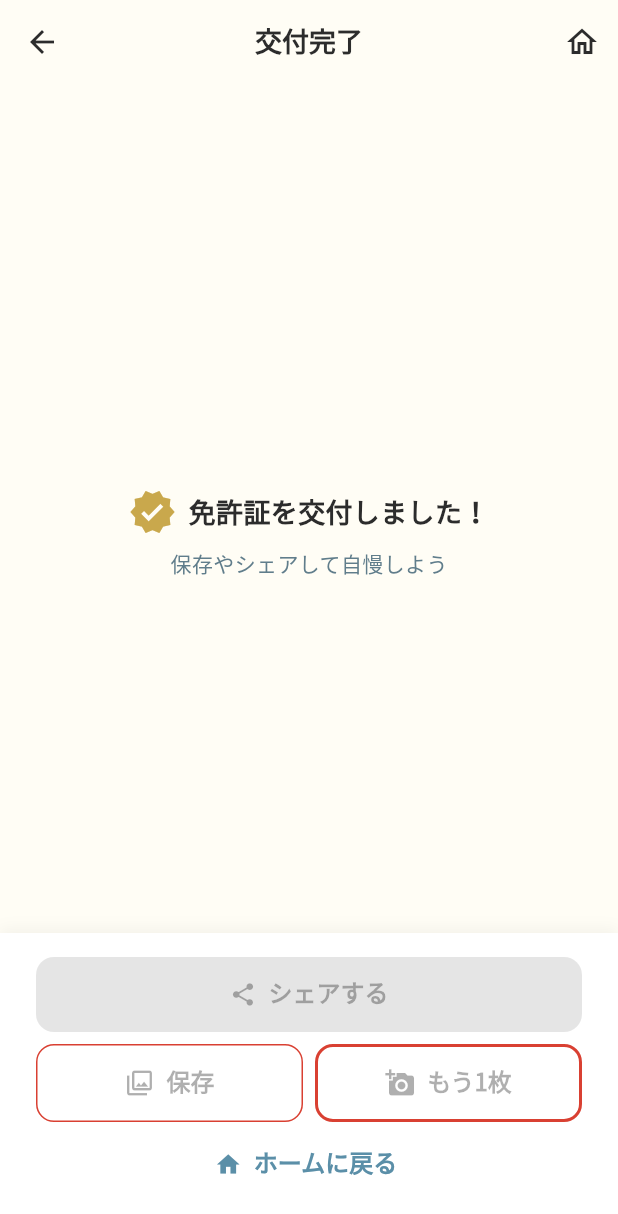
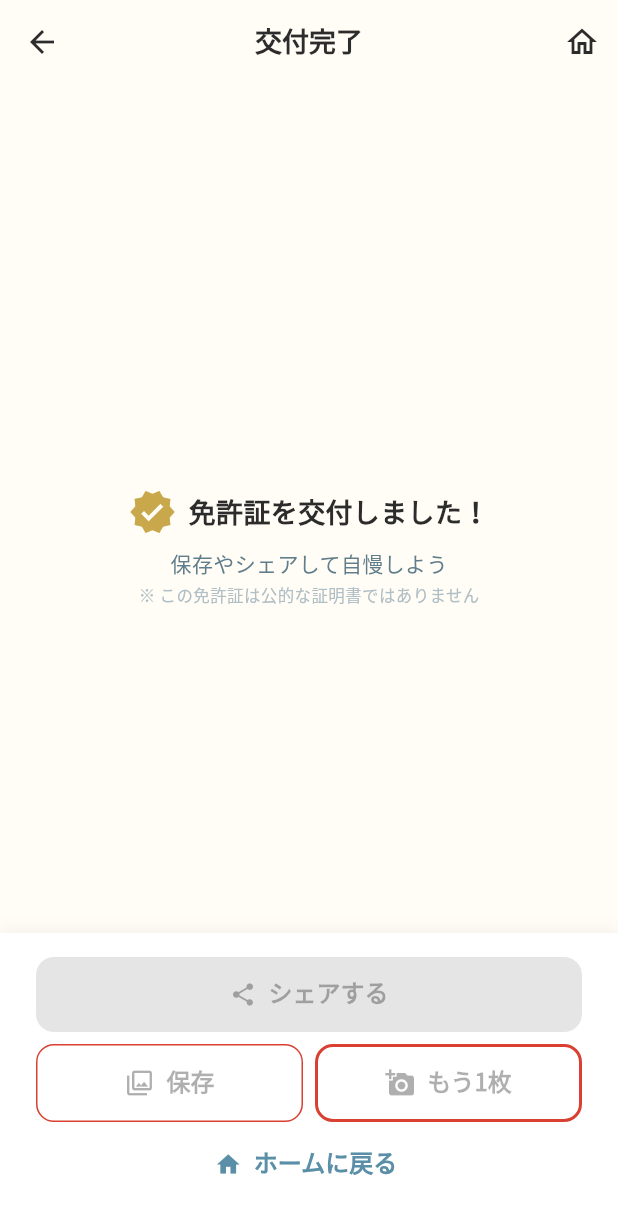
Before and after one commit to suqremer/mofumofu-license, a Flutter app: the PreviewScreen screen opened by its route, on a phone screen of 412 x 824 dp. Shown: the top 1214 px of the screen. Run offline on Flutter 3.47's test engine with Material 3 defaults, Android fonts, the phone set to English and light mode, and no system bars; our stand-ins replace audioplayers, camera, firebase_core, firebase_crashlytics, flutter_riverpod, flutter_secure_storage and 8 more; missing offline and left inert: app_tracking_transparency, gal, image_background_remover, nfc_manager, purchases_flutter; accounts and stored records are empty; network calls fail; Roboto replaces fonts that are missing (Zen Maru Gothic); statements that could not run were skipped.

Commit message:
fix: 免責表示を追加（ASO説明文＋交付完了画面）
- ASO説明文に「公的な証明書ではありません」を追加
- preview_screenの交付完了画面に免責テキストを追加

Co-Authored-By: Claude Opus 4.6 (1M context) <noreply@anthropic.com>

```diff
--- a/lib/screens/preview_screen.dart
+++ b/lib/screens/preview_screen.dart
@@ -761,6 +761,11 @@ class _PreviewScreenState extends ConsumerState<PreviewScreen>
           '保存やシェアして自慢しよう',
           style: TextStyle(fontSize: 14, color: AppColors.textMedium),
         ),
+        const SizedBox(height: AppSpacing.xs),
+        Text(
+          '※ この免許証は公的な証明書ではありません',
+          style: TextStyle(fontSize: 11, color: AppColors.textLight),
+        ),
       ],
     );
   }
```
Also changed, not shown: 1 other file.
